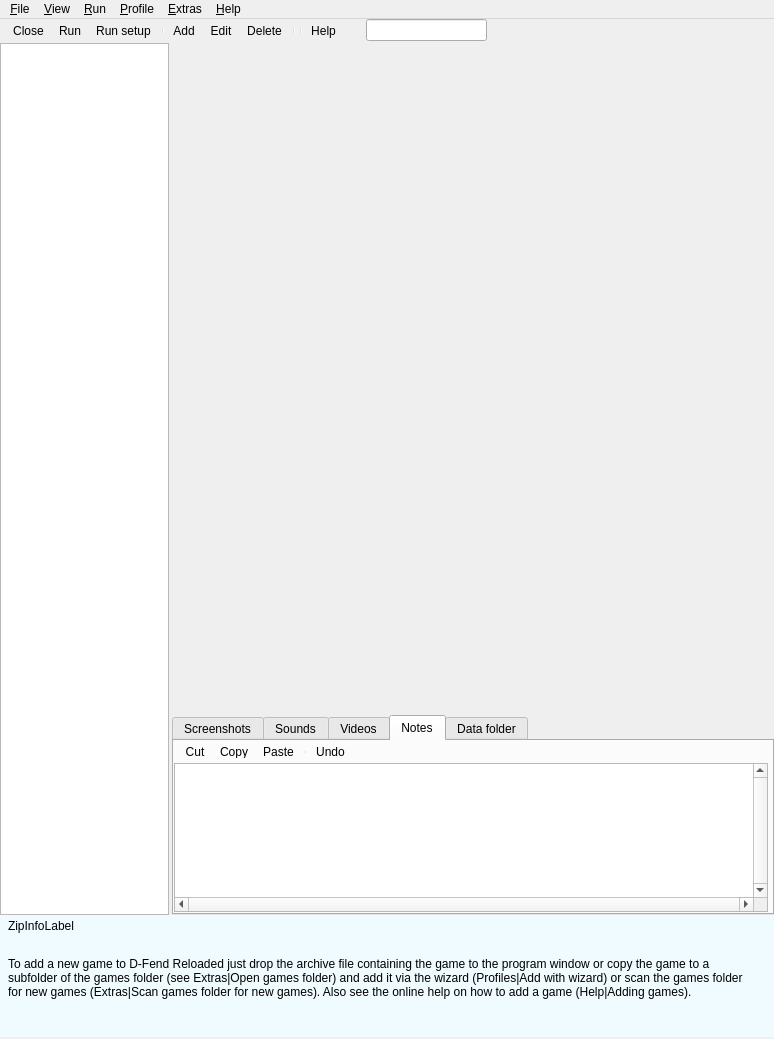
Before: the Qt Designer form src/forms/MainUnit.ui in Eldricos/D-Fend-Reborn, drawn with Qt 5.
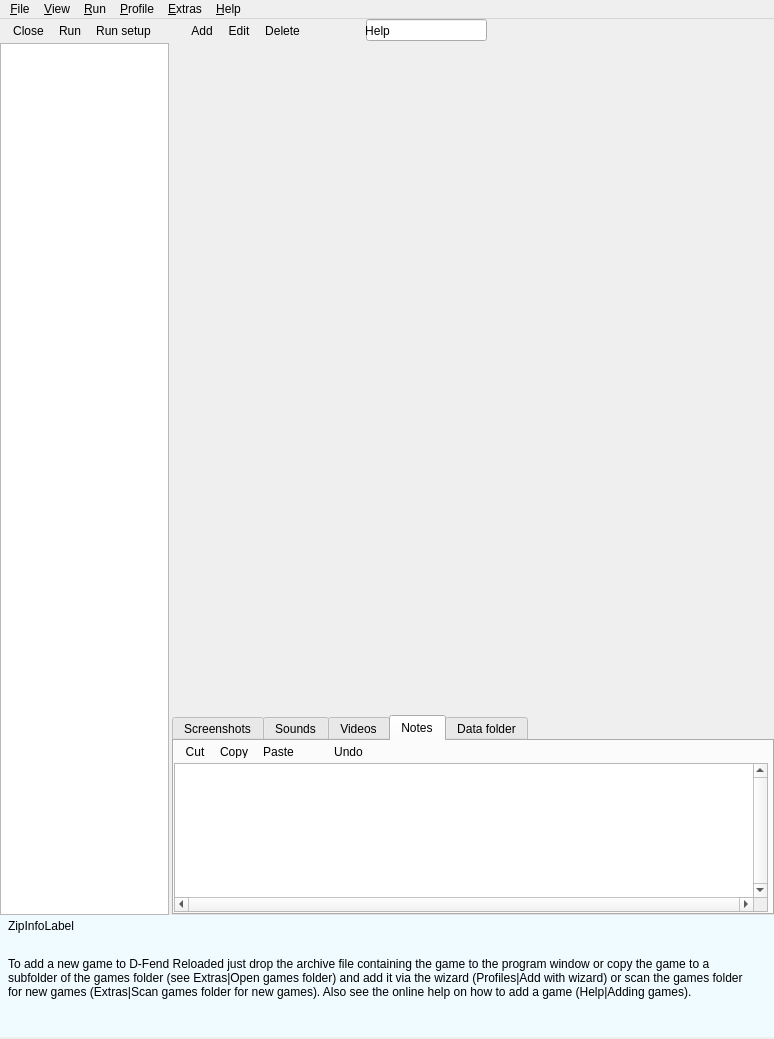
After: the same form once the commit is applied. The open tabs and pages were chosen to show the change. Icons and pictures are not drawn. Custom widgets are drawn as their Qt base class.

Diff of the .ui file:
```diff
--- a/src/forms/MainUnit.ui
+++ b/src/forms/MainUnit.ui
@@ -47,12 +47,12 @@
           <addaction name="ButtonClose"/>
           <addaction name="ButtonRun"/>
           <addaction name="ButtonRunSetup"/>
-          <addaction name="separator"/>
+          <addaction name="ToolButton2"/>
           <addaction name="ButtonAdd"/>
           <addaction name="ButtonEdit"/>
           <addaction name="ButtonDelete"/>
-          <addaction name="separator"/>
-          <addaction name="separator"/>
+          <addaction name="ToolButton1"/>
+          <addaction name="ToolButton3"/>
           <addaction name="ButtonHelp"/>
           <widget class="QLineEdit" name="SearchEdit">
             <property name="geometry"><rect><x>364</x><y>0</y><width>121</width><height>22</height></rect></property>
@@ -199,7 +199,7 @@
               <addaction name="GameNotesCutButton"/>
               <addaction name="GameNotesCopyButton"/>
               <addaction name="GameNotesPasteButton"/>
-              <addaction name="separator"/>
+              <addaction name="ToolButton7"/>
               <addaction name="GameNotesUndoButton"/>
             </widget>
           </widget>
```
